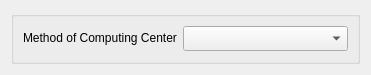
Qt form src/Interface/Modules/Fields/CalculateMeshCenterDialog.ui (SCIInstitute/SCIRun) before a commit.
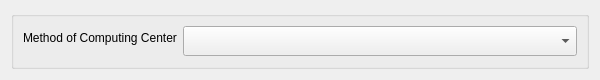
The same form after that commit.

Commit message: Mac UI adjustments

The edit to the form file:
```diff
--- a/src/Interface/Modules/Fields/CalculateMeshCenterDialog.ui
+++ b/src/Interface/Modules/Fields/CalculateMeshCenterDialog.ui
@@ -6,8 +6,8 @@
    <rect>
     <x>0</x>
     <y>0</y>
-    <width>371</width>
-    <height>75</height>
+    <width>600</width>
+    <height>80</height>
    </rect>
   </property>
   <property name="sizePolicy">
@@ -18,8 +18,8 @@
   </property>
   <property name="minimumSize">
    <size>
-    <width>371</width>
-    <height>75</height>
+    <width>600</width>
+    <height>80</height>
    </size>
   </property>
   <property name="windowTitle">
@@ -49,10 +49,13 @@
        <widget class="QComboBox" name="method_">
         <property name="minimumSize">
          <size>
-          <width>50</width>
-          <height>25</height>
+          <width>250</width>
+          <height>30</height>
          </size>
         </property>
+        <property name="sizeAdjustPolicy">
+         <enum>QComboBox::AdjustToMinimumContentsLength</enum>
+        </property>
        </widget>
       </item>
      </layout>
```
The commit also changes 4 other files.
